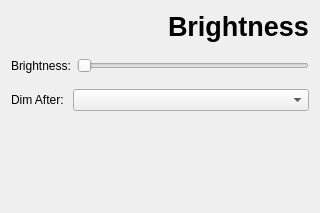
This is cbcui/ui/Brightness.ui in kipr/cbc as Qt 5 draws it before an edit. The edited form follows.
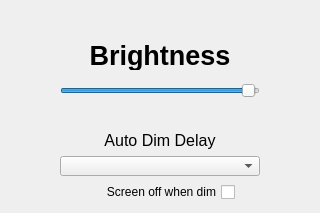
This is the edited form.

Commit message: added screen brightness settings page and microdia camera plugability.

```diff
--- a/cbcui/ui/Brightness.ui
+++ b/cbcui/ui/Brightness.ui
@@ -25,18 +25,21 @@
   <property name="windowTitle">
    <string>Form</string>
   </property>
-  <layout class="QVBoxLayout" name="verticalLayout">
-   <item>
-    <layout class="QHBoxLayout" name="horizontalLayout">
+  <layout class="QGridLayout" name="gridLayout">
+   <item row="0" column="1">
+    <layout class="QVBoxLayout" name="verticalLayout_2">
      <item>
-      <spacer name="horizontalSpacer">
+      <spacer name="verticalSpacer_3">
        <property name="orientation">
-        <enum>Qt::Horizontal</enum>
+        <enum>Qt::Vertical</enum>
+       </property>
+       <property name="sizeType">
+        <enum>QSizePolicy::MinimumExpanding</enum>
        </property>
        <property name="sizeHint" stdset="0">
         <size>
-         <width>40</width>
-         <height>20</height>
+         <width>20</width>
+         <height>40</height>
         </size>
        </property>
       </spacer>
@@ -54,51 +57,41 @@
        <property name="text">
         <string>Brightness</string>
        </property>
+       <property name="alignment">
+        <set>Qt::AlignCenter</set>
+       </property>
       </widget>
      </item>
-    </layout>
-   </item>
-   <item>
-    <spacer name="verticalSpacer_3">
-     <property name="orientation">
-      <enum>Qt::Vertical</enum>
-     </property>
-     <property name="sizeType">
-      <enum>QSizePolicy::Fixed</enum>
-     </property>
-     <property name="sizeHint" stdset="0">
-      <size>
-       <width>20</width>
-       <height>10</height>
-      </size>
-     </property>
-    </spacer>
-   </item>
-   <item>
-    <layout class="QVBoxLayout" name="verticalLayout_2">
      <item>
-      <layout class="QHBoxLayout" name="horizontalLayout_3">
-       <item>
-        <widget class="QLabel" name="label">
-         <property name="text">
-          <string>Brightness:</string>
-         </property>
-        </widget>
-       </item>
-       <item>
-        <widget class="QSlider" name="ui_brightness">
-         <property name="minimum">
-          <number>1</number>
-         </property>
-         <property name="maximum">
-          <number>10</number>
-         </property>
-         <property name="orientation">
-          <enum>Qt::Horizontal</enum>
-         </property>
-        </widget>
-       </item>
-      </layout>
+      <widget class="QSlider" name="ui_brightness">
+       <property name="minimumSize">
+        <size>
+         <width>150</width>
+         <height>30</height>
+        </size>
+       </property>
+       <property name="maximumSize">
+        <size>
+         <width>200</width>
+         <height>40</height>
+        </size>
+       </property>
+       <property name="minimum">
+        <number>0</number>
+       </property>
+       <property name="maximum">
+        <number>512</number>
+       </property>
+       <property name="pageStep">
+        <number>20</number>
+       </property>
+       <property name="value">
+        <number>500</number>
+       </property>
+       <property name="orientation">
+        <enum>Qt::Horizontal</enum>
+       </property>
+      </widget>
      </item>
      <item>
       <spacer name="verticalSpacer_2">
@@ -110,29 +103,79 @@
        </property>
        <property name="sizeHint" stdset="0">
         <size>
-         <width>20</width>
-         <height>10</height>
+         <width>15</width>
+         <height>20</height>
         </size>
        </property>
       </spacer>
      </item>
      <item>
-      <layout class="QHBoxLayout" name="horizontalLayout_2" stretch="0,1">
+      <widget class="QLabel" name="ui_dimTime">
+       <property name="font">
+        <font>
+         <pointsize>12</pointsize>
+        </font>
+       </property>
+       <property name="text">
+        <string>Auto Dim Delay</string>
+       </property>
+       <property name="alignment">
+        <set>Qt::AlignCenter</set>
+       </property>
+      </widget>
+     </item>
+     <item>
+      <widget class="QComboBox" name="ui_dimCombo">
+       <property name="minimumSize">
+        <size>
+         <width>200</width>
+         <height>20</height>
+        </size>
+       </property>
+       <property name="maximumSize">
+        <size>
+         <width>200</width>
+         <height>40</height>
+        </size>
+       </property>
+       <property name="layoutDirection">
+        <enum>Qt::LeftToRight</enum>
+       </property>
+      </widget>
+     </item>
+     <item>
+      <layout class="QHBoxLayout" name="horizontalLayout">
        <item>
-        <widget class="QLabel" name="ui_dimTime">
+        <widget class="QCheckBox" name="ui_dimCheckBox">
+         <property name="layoutDirection">
+          <enum>Qt::RightToLeft</enum>
+         </property>
          <property name="text">
-          <string>Dim After: </string>
+          <string>Screen off when dim</string>
          </property>
         </widget>
        </item>
        <item>
-        <widget class="QComboBox" name="ui_dimCombo"/>
+        <spacer name="horizontalSpacer_3">
+         <property name="orientation">
+          <enum>Qt::Horizontal</enum>
+         </property>
+         <property name="sizeType">
+          <enum>QSizePolicy::Fixed</enum>
+         </property>
+         <property name="sizeHint" stdset="0">
+          <size>
+           <width>25</width>
+           <height>20</height>
+          </size>
+         </property>
+        </spacer>
        </item>
       </layout>
      </item>
     </layout>
    </item>
-   <item>
+   <item row="1" column="0" colspan="3">
     <spacer name="verticalSpacer">
      <property name="orientation">
       <enum>Qt::Vertical</enum>
@@ -145,6 +188,32 @@
      </property>
     </spacer>
    </item>
+   <item row="0" column="0">
+    <spacer name="horizontalSpacer">
+     <property name="orientation">
+      <enum>Qt::Horizontal</enum>
+     </property>
+     <property name="sizeHint" stdset="0">
+      <size>
+       <width>40</width>
+       <height>20</height>
+      </size>
+     </property>
+    </spacer>
+   </item>
+   <item row="0" column="2">
+    <spacer name="horizontalSpacer_2">
+     <property name="orientation">
+      <enum>Qt::Horizontal</enum>
+     </property>
+     <property name="sizeHint" stdset="0">
+      <size>
+       <width>40</width>
+       <height>20</height>
+      </size>
+     </property>
+    </spacer>
+   </item>
   </layout>
  </widget>
  <resources/>
```
The commit also changes 3 other files.
